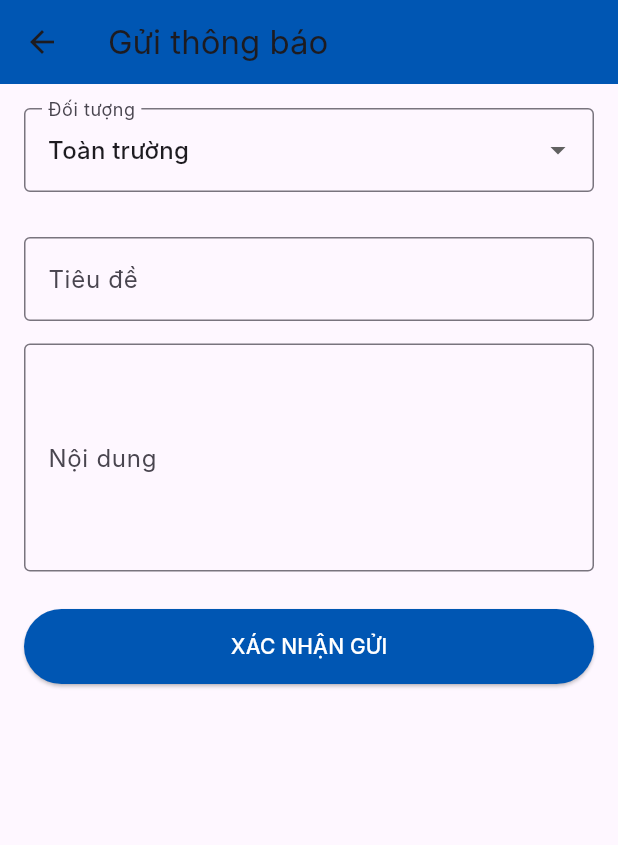
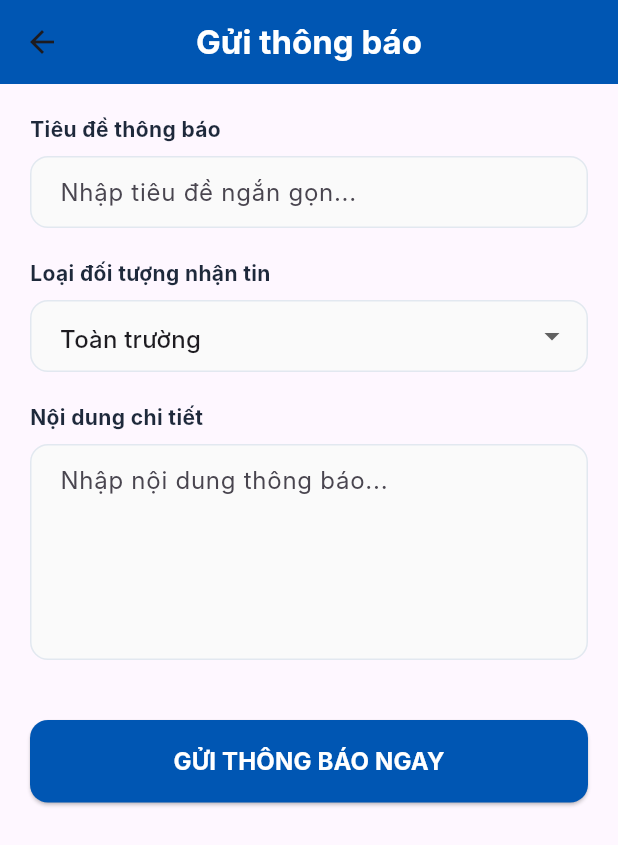
Before and after one commit to thanhsondhv/appstudent, a Flutter app: the AdminNotificationPage screen opened directly, on a phone screen of 412 x 824 dp. Shown: the top 845 px of the screen. Run offline on Flutter 3.47's test engine with Material 3 defaults, Android fonts, the phone set to English and light mode, and no system bars; our stand-ins replace firebase_core, firebase_messaging, flutter_markdown, flutter_widget_from_html_core, shared_preferences; accounts and stored records are empty; Roboto replaces fonts that are missing (Inter).

Commit message:
Update: Fix pubspec structure and notification syntax

```diff
--- a/lib/admin_notification_page.dart
+++ b/lib/admin_notification_page.dart
@@ -3,82 +3,208 @@ import 'package:http/http.dart' as http;
 import 'dart:convert';
 
 class AdminNotificationPage extends StatefulWidget {
+  const AdminNotificationPage({super.key});
+
   @override
   _AdminNotificationPageState createState() => _AdminNotificationPageState();
 }
 
 class _AdminNotificationPageState extends State<AdminNotificationPage> {
-  String _selectedType = "Toàn trường";
-  final TextEditingController _targetController = TextEditingController();
+  final _formKey = GlobalKey<FormState>();
   final TextEditingController _titleController = TextEditingController();
   final TextEditingController _contentController = TextEditingController();
-  bool _isLoading = false;
+  final TextEditingController _targetIdController = TextEditingController();
 
-  // Lưu ý: Thay đổi URL này cho khớp với Backend của bạn
-  final String domain = "http://localhost:8080";
+  final String domain = "https://mobi.vinhuni.edu.vn/api/admin"; // Đổi IP khi chạy thật
 
-  Future<void> _handleSend() async {
-    if (_titleController.text.isEmpty || _contentController.text.isEmpty) {
-      ScaffoldMessenger.of(context).showSnackBar(const SnackBar(content: Text("⚠️ Vui lòng nhập đủ nội dung")));
+  String selectedType = 'Toàn trường';
+  String? selectedTargetId;
+  List<dynamic> targetList = [];
+  bool isLoadingTarget = false;
+  bool isSending = false;
+
+  final List<String> notificationTypes = [
+    'Toàn trường',
+    'Khoa',
+    'Lớp HP',
+    'Lớp HC',
+    'Sinh viên'
+  ];
+
+  // Hàm lấy danh sách động dựa trên loại thông báo
+  Future<void> _fetchTargetList(String type) async {
+    String endpoint = "";
+    if (type == 'Khoa') endpoint = "/get-departments";
+    else if (type == 'Lớp HP') endpoint = "/get-course-sections";
+    else if (type == 'Lớp HC') endpoint = "/get-admin-classes";
+    else {
+      setState(() { targetList = []; selectedTargetId = null; });
       return;
     }
-    setState(() => _isLoading = true);
+
+    setState(() => isLoadingTarget = true);
+    try {
+      final response = await http.get(Uri.parse('$domain$endpoint'));
+      if (response.statusCode == 200) {
+        setState(() {
+          targetList = json.decode(response.body);
+          selectedTargetId = null; // Reset khi đổi loại
+        });
+      }
+    } catch (e) {
+      _showSnackBar("Lỗi tải danh sách: $e", Colors.red);
+    } finally {
+      setState(() => isLoadingTarget = false);
+    }
+  }
+
+  // Hàm gửi dữ liệu về Server
+  Future<void> _submitNotification() async {
+    if (!_formKey.currentState!.validate()) return;
+
+    setState(() => isSending = true);
     try {
       final response = await http.post(
-        Uri.parse('$domain/api/admin/send-notification'),
+        Uri.parse('$domain/send-notification'),
         headers: {"Content-Type": "application/json"},
-        body: jsonEncode({
+        body: json.encode({
           "title": _titleController.text,
           "content": _contentController.text,
-          "type": _selectedType,
-          "target": _targetController.text.trim(),
+          "type": selectedType,
+          "target_id": selectedType == 'Sinh viên' ? _targetIdController.text : selectedTargetId,
         }),
       );
+
       if (response.statusCode == 200) {
-        ScaffoldMessenger.of(context).showSnackBar(const SnackBar(content: Text("🚀 Đã gửi thành công!")));
-        Navigator.pop(context);
+        _showSnackBar("Đã đẩy thông báo vào hàng đợi!", Colors.green);
+        Navigator.pop(context); // Quay lại sau khi gửi
+      } else {
+        _showSnackBar("Gửi thất bại!", Colors.red);
       }
     } catch (e) {
-      ScaffoldMessenger.of(context).showSnackBar(SnackBar(content: Text("🔥 Lỗi: $e")));
+      _showSnackBar("Lỗi kết nối: $e", Colors.red);
     } finally {
-      setState(() => _isLoading = false);
+      setState(() => isSending = false);
     }
+  }
+
+  void _showSnackBar(String msg, Color color) {
+    ScaffoldMessenger.of(context).showSnackBar(SnackBar(content: Text(msg), backgroundColor: color));
   }
 
   @override
   Widget build(BuildContext context) {
     return Scaffold(
-      appBar: AppBar(title: const Text("Gửi thông báo"), backgroundColor: const Color(0xFF0056b3)),
+      appBar: AppBar(
+        title: const Text("Gửi thông báo", style: TextStyle(fontWeight: FontWeight.bold, color: Colors.white)),
+        backgroundColor: const Color(0xFF0056b3),
+        centerTitle: true,
+      ),
       body: SingleChildScrollView(
-        padding: const EdgeInsets.all(16),
+        padding: const EdgeInsets.all(20),
+        child: Form(
+          key: _formKey,
           child: Column(
+            crossAxisAlignment: CrossAxisAlignment.start,
             children: [
+              _buildLabel("Tiêu đề thông báo"),
+              TextFormField(
+                controller: _titleController,
+                decoration: _inputStyle("Nhập tiêu đề ngắn gọn..."),
+                validator: (v) => v!.isEmpty ? "Vui lòng nhập tiêu đề" : null,
+              ),
+              const SizedBox(height: 20),
+
+              _buildLabel("Loại đối tượng nhận tin"),
               DropdownButtonFormField<String>(
-              value: _selectedType,
-              items: ["Toàn trường", "Khóa", "Lớp hành chính", "Lớp học phần", "Sinh viên cụ thể"]
-                  .map((e) => DropdownMenuItem(value: e, child: Text(e))).toList(),
-              onChanged: (val) => setState(() { _selectedType = val!; _targetController.clear(); }),
-              decoration: const InputDecoration(labelText: "Đối tượng", border: OutlineInputBorder()),
+                value: selectedType,
+                items: notificationTypes.map((e) => DropdownMenuItem(value: e, child: Text(e))).toList(),
+                onChanged: (v) {
+                  setState(() => selectedType = v!);
+                  _fetchTargetList(v!);
+                },
+                decoration: _inputStyle("Chọn loại..."),
               ),
-            const SizedBox(height: 15),
-            if (_selectedType != "Toàn trường")
-              TextField(controller: _targetController, decoration: const InputDecoration(labelText: "Mã đối tượng", border: OutlineInputBorder())),
-            const SizedBox(height: 15),
-            TextField(controller: _titleController, decoration: const InputDecoration(labelText: "Tiêu đề", border: OutlineInputBorder())),
-            const SizedBox(height: 15),
-            TextField(controller: _contentController, maxLines: 5, decoration: const InputDecoration(labelText: "Nội dung", border: OutlineInputBorder())),
-            const SizedBox(height: 25),
-            _isLoading ? const CircularProgressIndicator() : SizedBox(
-              width: double.infinity, height: 50,
+              const SizedBox(height: 20),
+
+              // UI thay đổi linh hoạt dựa trên lựa chọn
+              if (selectedType == 'Khoa' || selectedType == 'Lớp HP' || selectedType == 'Lớp HC')
+                Column(
+                  crossAxisAlignment: CrossAxisAlignment.start,
+                  children: [
+                    _buildLabel("Chọn cụ thể"),
+                    isLoadingTarget
+                      ? const Center(child: CircularProgressIndicator())
+                      : DropdownButtonFormField<String>(
+                          isExpanded: true,
+                          value: selectedTargetId,
+                          items: targetList.map((e) => DropdownMenuItem(
+                            value: e['id'].toString(),
+                            child: Text(e['name'], style: const TextStyle(fontSize: 13))
+                          )).toList(),
+                          onChanged: (v) => setState(() => selectedTargetId = v),
+                          decoration: _inputStyle("Chọn từ danh sách..."),
+                          validator: (v) => v == null ? "Vui lòng chọn đối tượng" : null,
+                        ),
+                    const SizedBox(height: 20),
+                  ],
+                ),
+
+              if (selectedType == 'Sinh viên')
+                Column(
+                  crossAxisAlignment: CrossAxisAlignment.start,
+                  children: [
+                    _buildLabel("Mã sinh viên nhận tin"),
+                    TextFormField(
+                      controller: _targetIdController,
+                      decoration: _inputStyle("Ví dụ: 205714..."),
+                      validator: (v) => v!.isEmpty ? "Nhập mã SV" : null,
+                    ),
+                    const SizedBox(height: 20),
+                  ],
+                ),
+
+              _buildLabel("Nội dung chi tiết"),
+              TextFormField(
+                controller: _contentController,
+                maxLines: 5,
+                decoration: _inputStyle("Nhập nội dung thông báo..."),
+                validator: (v) => v!.isEmpty ? "Vui lòng nhập nội dung" : null,
+              ),
+              const SizedBox(height: 40),
+
+              SizedBox(
+                width: double.infinity,
+                height: 55,
                 child: ElevatedButton(
-                onPressed: _handleSend,
-                style: ElevatedButton.styleFrom(backgroundColor: const Color(0xFF0056b3)),
-                child: const Text("XÁC NHẬN GỬI", style: TextStyle(color: Colors.white)),
+                  onPressed: isSending ? null : _submitNotification,
+                  style: ElevatedButton.styleFrom(
+                    backgroundColor: const Color(0xFF0056b3),
+                    shape: RoundedRectangleBorder(borderRadius: BorderRadius.circular(12))
                   ),
-            )
+                  child: isSending
+                    ? const CircularProgressIndicator(color: Colors.white)
+                    : const Text("GỬI THÔNG BÁO NGAY", style: TextStyle(color: Colors.white, fontWeight: FontWeight.bold, fontSize: 16)),
+                ),
+              ),
             ],
+          ),
         ),
       ),
     );
   }
+
+  Widget _buildLabel(String label) => Padding(
+    padding: const EdgeInsets.only(bottom: 8),
+    child: Text(label, style: const TextStyle(fontWeight: FontWeight.bold, color: Color(0xFF1E293B))),
+  );
+
+  InputDecoration _inputStyle(String hint) => InputDecoration(
+    hintText: hint,
+    fillColor: Colors.grey[50],
+    filled: true,
+    contentPadding: const EdgeInsets.symmetric(horizontal: 16, vertical: 12),
+    border: OutlineInputBorder(borderRadius: BorderRadius.circular(12), borderSide: const BorderSide(color: Color(0xFFE2E8F0))),
+    enabledBorder: OutlineInputBorder(borderRadius: BorderRadius.circular(12), borderSide: const BorderSide(color: Color(0xFFE2E8F0))),
+  );
 }
--- a/pubspec.yaml
+++ b/pubspec.yaml
@@ -32,6 +32,8 @@ dependencies:
     sdk: flutter
   http: ^1.1.0
   flutter_widget_from_html_core: ^0.10.0 # PHẢI CÓ CHỮ _core
+  firebase_core: ^3.1.1 # them thong bao
+  firebase_messaging: ^15.0.3 # them thong bao
   # Thêm http nằm thẳng hàng với chữ flutter ở trên
 
 
@@ -39,6 +41,7 @@ dependencies:
   cupertino_icons: ^1.0.8
   shared_preferences: ^2.5.4
   url_launcher: ^6.3.2
+  flutter_markdown: ^0.7.7+1
 
 dev_dependencies:
   flutter_test:
```
Also changed, not shown: lib/chat_screen.dart (added, +208 -0 lines), lib/main.dart (+65 -59 lines), pubspec.lock, 3 other files. Lines whose indentation alone changed are shown as unchanged.
